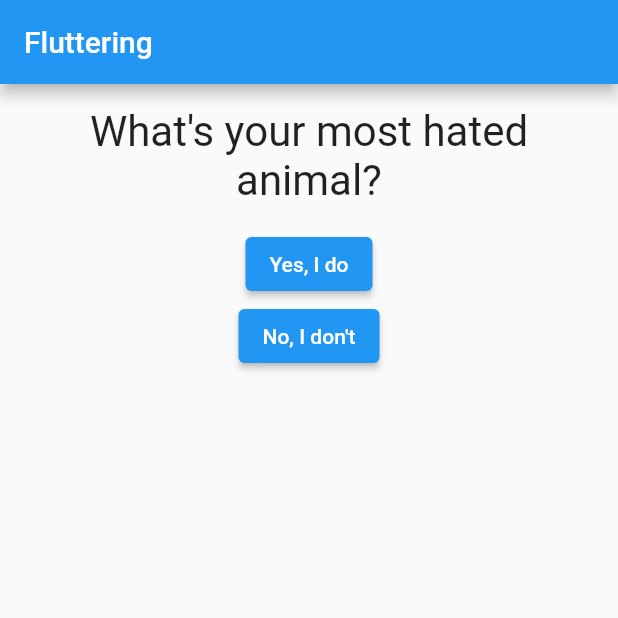
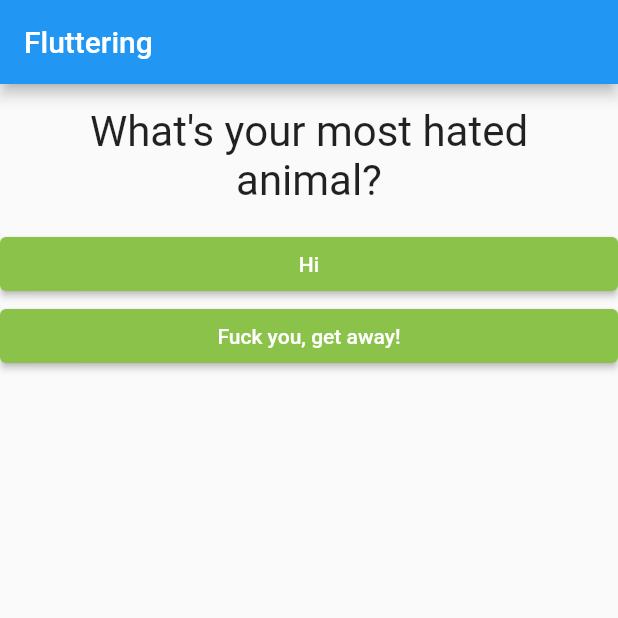
Before and after one commit to cqhung1412/quiz_app, a Flutter app: the screen it shows after launch, on a phone screen of 412 x 824 dp, the top half of it. Run offline on Flutter 3.47's test engine with Material 2 defaults, Android fonts, the phone set to English and light mode, and no system bars.

```diff
--- /dev/null
+++ b/lib/answer.dart
@@ -0,0 +1,22 @@
+import 'package:flutter/material.dart';
+
+class Answer extends StatelessWidget {
+  final String _answerText;
+  final Function _selectHandler;
+
+  Answer(this._answerText, this._selectHandler);
+
+  @override
+  Widget build(BuildContext context) {
+    return Container(
+      width: double.infinity,
+      child: ElevatedButton(
+        style: ButtonStyle(
+          backgroundColor: MaterialStateProperty.all(Colors.lightGreen),
+        ),
+        child: Text(_answerText),
+        onPressed: _selectHandler,
+      ),
+    );
+  }
+}
--- a/lib/main.dart
+++ b/lib/main.dart
@@ -1,6 +1,7 @@
 import 'package:flutter/material.dart';
 
 import './question.dart';
+import './answer.dart';
 
 void main() => runApp(MyApp());
 
@@ -41,14 +42,8 @@ class _MyAppState extends State<MyApp> {
             Question(
               questions[_questionIndex],
             ),
-            ElevatedButton(
-              child: Text("Yes, I do"),
-              onPressed: () => _answerQuestion(),
-            ),
-            ElevatedButton(
-              child: Text("No, I don't"),
-              onPressed: () => _answerQuestion(),
-            ),
+            Answer('Hi', _answerQuestion),
+            Answer('Fuck you, get away!', _answerQuestion),
           ],
         ),
       ),
```
